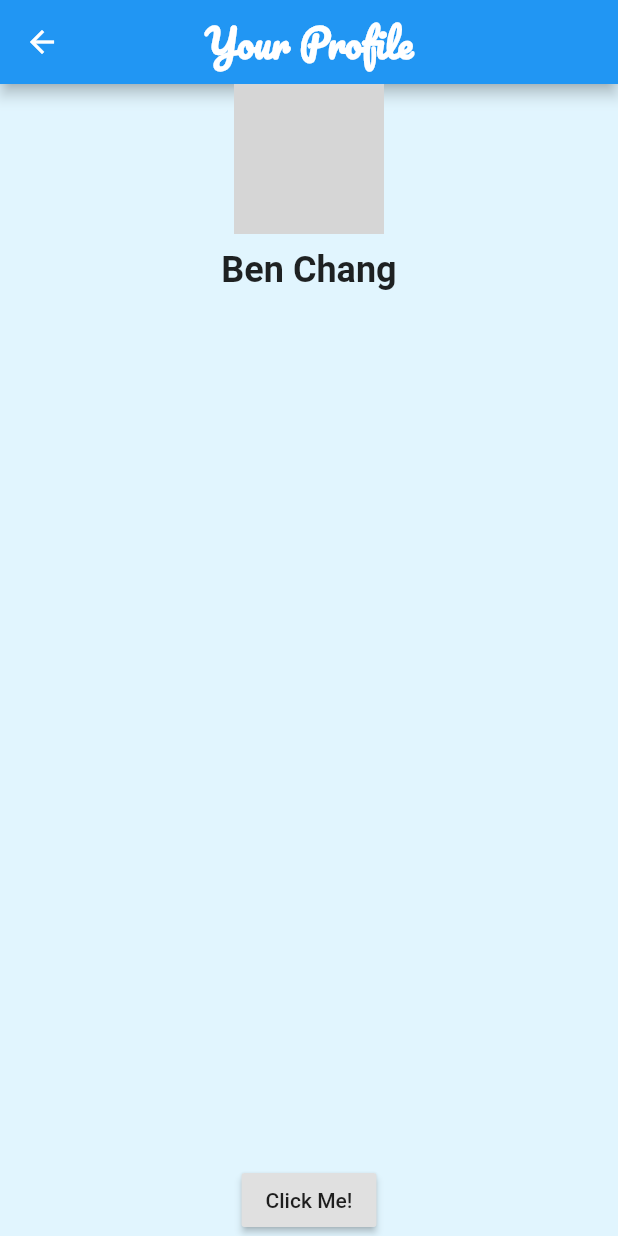
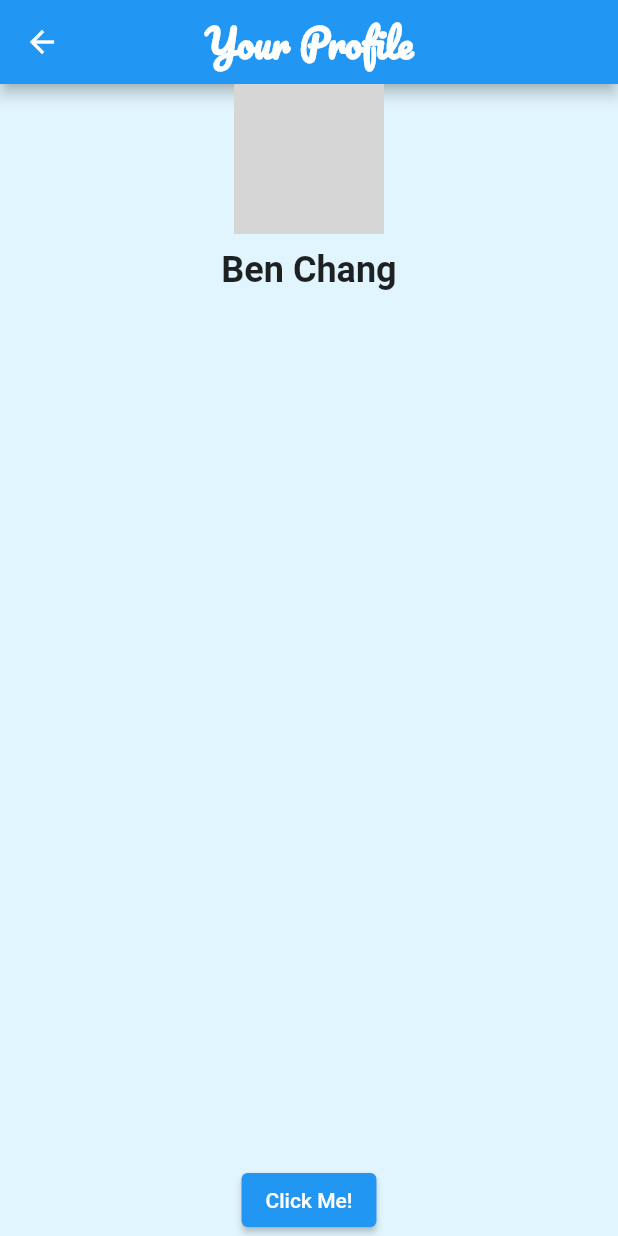
Before and after one commit to JoshuaAlbuquerque/flutterhackathon, a Flutter app: the Profile screen opened directly, on a phone screen of 412 x 824 dp. Run offline on Flutter 3.47's test engine with Material 2 defaults, Android fonts, the phone set to English and light mode, and no system bars; missing offline and left inert: css_colors, flutter_grid_button; grey boxes are pictures that could not be loaded.

Commit message:
elevated

```diff
--- a/lib/profile.dart
+++ b/lib/profile.dart
@@ -54,11 +54,11 @@ class Profile extends StatelessWidget {
             const Expanded(
               child: SizedBox(),
             ),
-            RaisedButton(
+            ElevatedButton(
               onPressed: () {
                 // Handle button press
               },
-              child: Text('Click Me!'),
+              child: const Text('Click Me!'),
             ),
           ],
         ),
```
